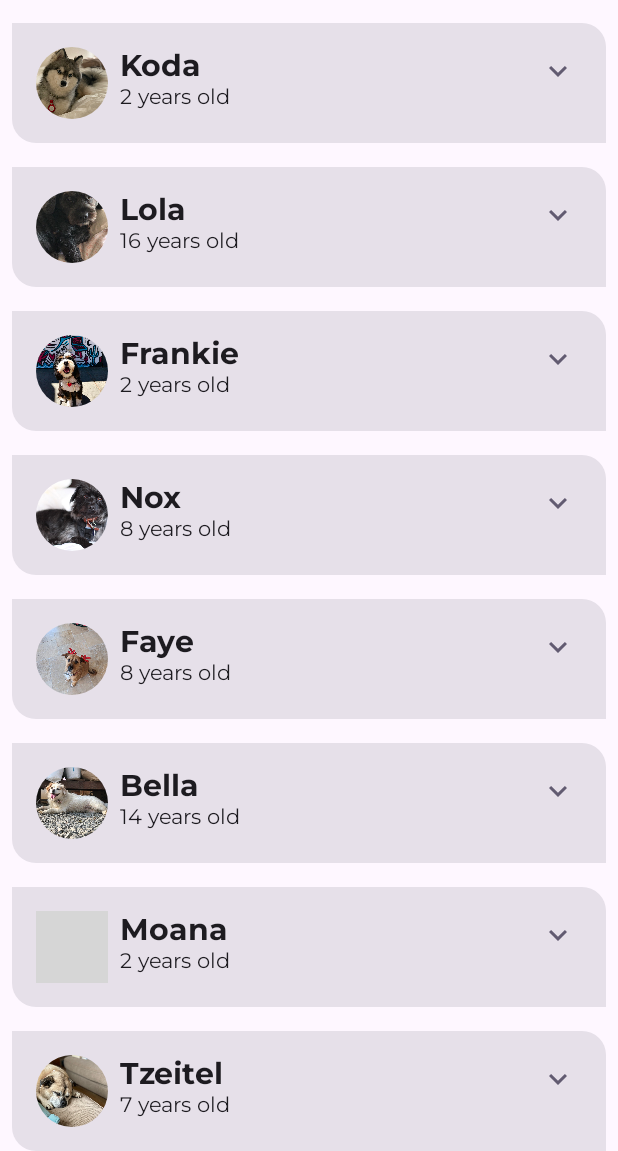
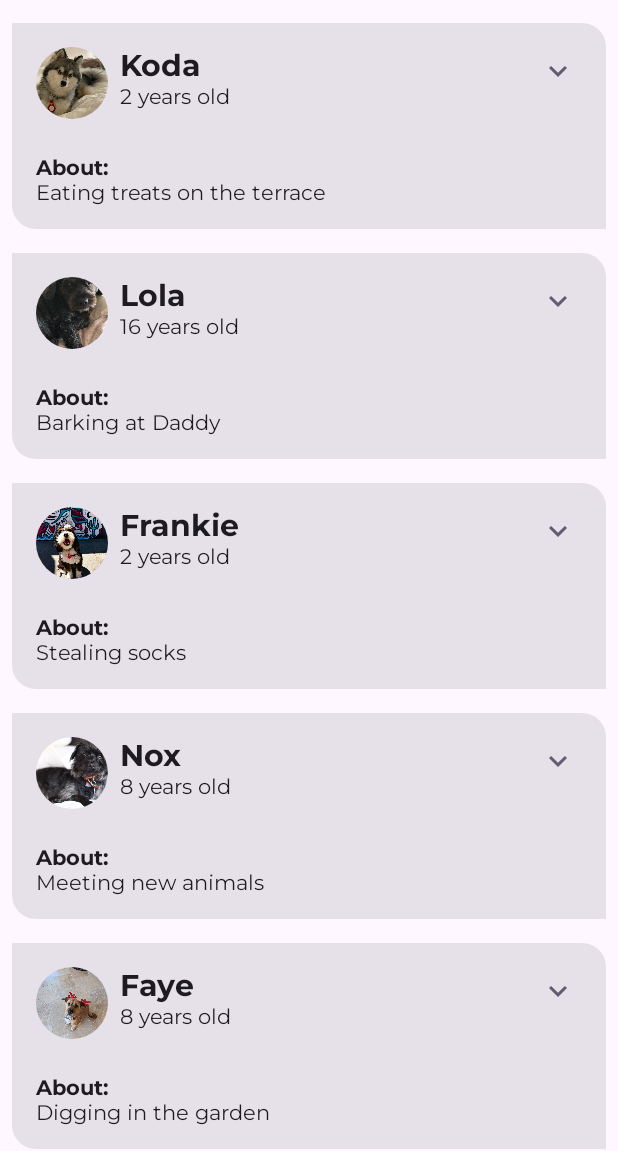
Before and after one commit to kura1aym/WoofApp, an Android app built with Jetpack Compose: the screen it shows after launch (MainActivity), on a phone screen of 412 x 824 dp, the part 85-1236 px from its top. Run offline under Robolectric (Android 15) with nearby library versions, the phone set to English and light mode, and no system bars; grey boxes are pictures that could not be loaded.

```diff
--- a/app/src/main/java/com/example/woof/MainActivity.kt
+++ b/app/src/main/java/com/example/woof/MainActivity.kt
@@ -110,6 +110,7 @@ fun DogItem(
     Card(
         modifier = modifier
     ) {
+        Column() {
             Row(
                 modifier = Modifier
                     .fillMaxWidth()
@@ -121,6 +122,16 @@ fun DogItem(
                 DogItemButton(
                     expanded = expanded,
                     onClick = { /*TODO*/ }
+                )
+            }
+            DogHobby(
+                dog.hobbies,
+                modifier = Modifier.padding(
+                    start = dimensionResource(R.dimen.padding_medium),
+                    top = dimensionResource(R.dimen.padding_small),
+                    end = dimensionResource(R.dimen.padding_medium),
+                    bottom = dimensionResource(R.dimen.padding_medium)
+                )
             )
         }
     }
@@ -252,3 +263,22 @@ private fun DogItemButton(
         )
     }
 }
+
+@Composable
+fun DogHobby(
+    @StringRes dogHobby: Int,
+    modifier: Modifier = Modifier
+){
+    Column(
+        modifier = modifier
+    ) {
+        Text(
+            text = stringResource(R.string.about),
+            style = MaterialTheme.typography.labelSmall
+        )
+        Text(
+            text = stringResource(dogHobby),
+            style = MaterialTheme.typography.bodyLarge
+        )
+    }
+}
```
Lines whose indentation alone changed are shown as unchanged.
